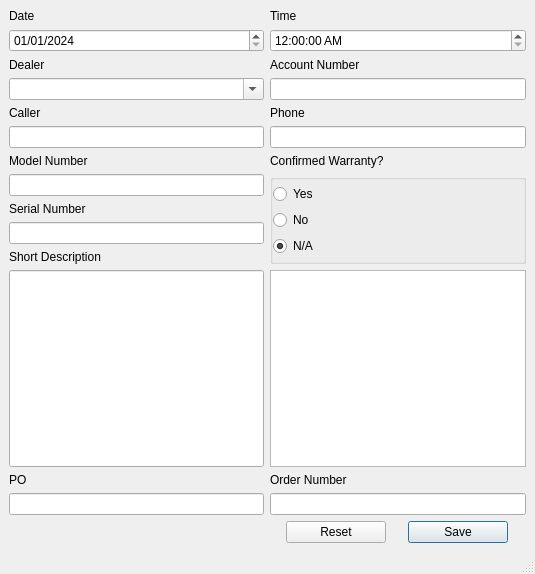
tsilenzio/carrierade, file widgets/MainWindow.ui: the form before one commit.
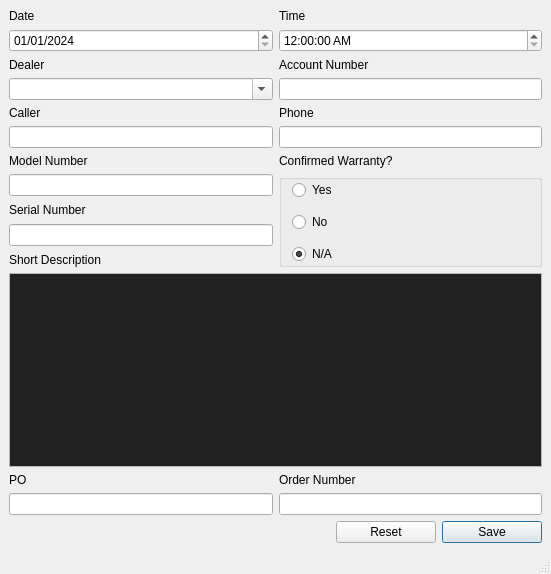
The form after the commit.

Patch:
```diff
--- a/widgets/MainWindow.ui
+++ b/widgets/MainWindow.ui
@@ -6,7 +6,7 @@
    <rect>
     <x>0</x>
     <y>0</y>
-    <width>535</width>
+    <width>551</width>
     <height>574</height>
    </rect>
   </property>
@@ -19,6 +19,12 @@
      <layout class="QGridLayout" name="gridLayout">
       <item row="0" column="0">
        <widget class="QLabel" name="date_label">
+        <property name="minimumSize">
+         <size>
+          <width>250</width>
+          <height>0</height>
+         </size>
+        </property>
         <property name="maximumSize">
          <size>
           <width>16777215</width>
@@ -31,10 +37,23 @@
        </widget>
       </item>
       <item row="7" column="0">
-       <widget class="QLineEdit" name="model_number_textbox"/>
+       <widget class="QLineEdit" name="model_number_textbox">
+        <property name="minimumSize">
+         <size>
+          <width>250</width>
+          <height>0</height>
+         </size>
+        </property>
+       </widget>
       </item>
       <item row="6" column="1">
        <widget class="QLabel" name="warranty_label">
+        <property name="minimumSize">
+         <size>
+          <width>250</width>
+          <height>0</height>
+         </size>
+        </property>
         <property name="maximumSize">
          <size>
           <width>16777215</width>
@@ -54,7 +73,7 @@
            <enum>Qt::Horizontal</enum>
           </property>
           <property name="sizeType">
-           <enum>QSizePolicy::Preferred</enum>
+           <enum>QSizePolicy::MinimumExpanding</enum>
           </property>
           <property name="sizeHint" stdset="0">
            <size>
@@ -66,6 +85,12 @@
         </item>
         <item>
          <widget class="QPushButton" name="reset_button">
+          <property name="minimumSize">
+           <size>
+            <width>100</width>
+            <height>0</height>
+           </size>
+          </property>
           <property name="maximumSize">
            <size>
             <width>100</width>
@@ -79,6 +104,12 @@
         </item>
         <item>
          <widget class="QPushButton" name="save_button">
+          <property name="minimumSize">
+           <size>
+            <width>100</width>
+            <height>0</height>
+           </size>
+          </property>
           <property name="maximumSize">
            <size>
             <width>100</width>
@@ -95,30 +126,14 @@
         </item>
        </layout>
       </item>
-      <item row="11" column="0">
-       <widget class="QLineEdit" name="short_description_edit">
-        <property name="sizePolicy">
-         <sizepolicy hsizetype="Expanding" vsizetype="Minimum">
-          <horstretch>0</horstretch>
-          <verstretch>240</verstretch>
-         </sizepolicy>
-        </property>
-        <property name="minimumSize">
-         <size>
-          <width>0</width>
-          <height>80</height>
-         </size>
-        </property>
-        <property name="inputMethodHints">
-         <set>Qt::ImhMultiLine</set>
-        </property>
-        <property name="frame">
-         <bool>true</bool>
-        </property>
-       </widget>
-      </item>
       <item row="6" column="0">
        <widget class="QLabel" name="model_line_edit">
+        <property name="minimumSize">
+         <size>
+          <width>250</width>
+          <height>0</height>
+         </size>
+        </property>
         <property name="maximumSize">
          <size>
           <width>16777215</width>
@@ -132,6 +147,12 @@
       </item>
       <item row="12" column="1">
        <widget class="QLabel" name="order_number_label">
+        <property name="minimumSize">
+         <size>
+          <width>250</width>
+          <height>0</height>
+         </size>
+        </property>
         <property name="text">
          <string>Order Number</string>
         </property>
@@ -139,6 +160,12 @@
       </item>
       <item row="12" column="0">
        <widget class="QLabel" name="po_label">
+        <property name="minimumSize">
+         <size>
+          <width>250</width>
+          <height>0</height>
+         </size>
+        </property>
         <property name="maximumSize">
          <size>
           <width>16777215</width>
@@ -152,6 +179,12 @@
       </item>
       <item row="2" column="0">
        <widget class="QLabel" name="dealer_label">
+        <property name="minimumSize">
+         <size>
+          <width>250</width>
+          <height>0</height>
+         </size>
+        </property>
         <property name="maximumSize">
          <size>
           <width>16777215</width>
@@ -165,6 +198,12 @@
       </item>
       <item row="2" column="1">
        <widget class="QLabel" name="account_label">
+        <property name="minimumSize">
+         <size>
+          <width>250</width>
+          <height>0</height>
+         </size>
+        </property>
         <property name="maximumSize">
          <size>
           <width>16777215</width>
@@ -178,6 +217,12 @@
       </item>
       <item row="4" column="0">
        <widget class="QLabel" name="caller_label">
+        <property name="minimumSize">
+         <size>
+          <width>250</width>
+          <height>0</height>
+         </size>
+        </property>
         <property name="maximumSize">
          <size>
           <width>16777215</width>
@@ -191,6 +236,12 @@
       </item>
       <item row="10" column="0">
        <widget class="QLabel" name="description_label">
+        <property name="minimumSize">
+         <size>
+          <width>250</width>
+          <height>0</height>
+         </size>
+        </property>
         <property name="maximumSize">
          <size>
           <width>16777215</width>
@@ -204,6 +255,12 @@
       </item>
       <item row="8" column="0">
        <widget class="QLabel" name="serial_number_label">
+        <property name="minimumSize">
+         <size>
+          <width>250</width>
+          <height>0</height>
+         </size>
+        </property>
         <property name="maximumSize">
          <size>
           <width>16777215</width>
@@ -216,16 +273,43 @@
        </widget>
       </item>
       <item row="9" column="0">
-       <widget class="QLineEdit" name="serial_number_textbox"/>
+       <widget class="QLineEdit" name="serial_number_textbox">
+        <property name="minimumSize">
+         <size>
+          <width>250</width>
+          <height>0</height>
+         </size>
+        </property>
+       </widget>
       </item>
       <item row="13" column="0">
-       <widget class="QLineEdit" name="po_textbox"/>
+       <widget class="QLineEdit" name="po_textbox">
+        <property name="minimumSize">
+         <size>
+          <width>250</width>
+          <height>0</height>
+         </size>
+        </property>
+       </widget>
       </item>
       <item row="5" column="1">
-       <widget class="QLineEdit" name="phone_textbox"/>
+       <widget class="QLineEdit" name="phone_textbox">
+        <property name="minimumSize">
+         <size>
+          <width>250</width>
+          <height>0</height>
+         </size>
+        </property>
+       </widget>
       </item>
       <item row="1" column="1">
        <widget class="QTimeEdit" name="time_edit">
+        <property name="minimumSize">
+         <size>
+          <width>250</width>
+          <height>0</height>
+         </size>
+        </property>
         <property name="displayFormat">
          <string>hh:mm:ss AP</string>
         </property>
@@ -233,6 +317,12 @@
       </item>
       <item row="0" column="1">
        <widget class="QLabel" name="time_label">
+        <property name="minimumSize">
+         <size>
+          <width>250</width>
+          <height>0</height>
+         </size>
+        </property>
         <property name="maximumSize">
          <size>
           <width>16777215</width>
@@ -246,6 +336,12 @@
       </item>
       <item row="1" column="0">
        <widget class="QDateEdit" name="date_edit">
+        <property name="minimumSize">
+         <size>
+          <width>250</width>
+          <height>0</height>
+         </size>
+        </property>
         <property name="dateTime">
          <datetime>
           <hour>17</hour>
@@ -262,10 +358,26 @@
        </widget>
       </item>
       <item row="3" column="1">
-       <widget class="QLineEdit" name="account_number_textbox"/>
+       <widget class="QLineEdit" name="account_number_textbox">
+        <property name="minimumSize">
+         <size>
+          <width>250</width>
+          <height>0</height>
+         </size>
+        </property>
+       </widget>
       </item>
       <item row="7" column="1" rowspan="4">
        <widget class="QGroupBox" name="groupBox">
+        <property name="minimumSize">
+         <size>
+          <width>250</width>
+          <height>0</height>
+         </size>
+        </property>
+        <property name="focusPolicy">
+         <enum>Qt::StrongFocus</enum>
+        </property>
         <property name="title">
          <string/>
         </property>
@@ -284,8 +396,29 @@
          </property>
          <item>
           <layout class="QVBoxLayout" name="verticalLayout">
+           <property name="spacing">
+            <number>12</number>
+           </property>
+           <property name="leftMargin">
+            <number>10</number>
+           </property>
            <item>
             <widget class="QRadioButton" name="radioButton">
+             <property name="sizePolicy">
+              <sizepolicy hsizetype="MinimumExpanding" vsizetype="MinimumExpanding">
+               <horstretch>0</horstretch>
+               <verstretch>0</verstretch>
+              </sizepolicy>
+             </property>
+             <property name="minimumSize">
+              <size>
+               <width>240</width>
+               <height>0</height>
+              </size>
+             </property>
+             <property name="focusPolicy">
+              <enum>Qt::StrongFocus</enum>
+             </property>
              <property name="text">
               <string>Yes</string>
              </property>
@@ -293,6 +426,21 @@
            </item>
            <item>
             <widget class="QRadioButton" name="radioButton_2">
+             <property name="sizePolicy">
+              <sizepolicy hsizetype="MinimumExpanding" vsizetype="MinimumExpanding">
+               <horstretch>0</horstretch>
+               <verstretch>0</verstretch>
+              </sizepolicy>
+             </property>
+             <property name="minimumSize">
+              <size>
+               <width>240</width>
+               <height>0</height>
+              </size>
+             </property>
+             <property name="focusPolicy">
+              <enum>Qt::StrongFocus</enum>
+             </property>
              <property name="text">
               <string>No</string>
              </property>
@@ -300,6 +448,21 @@
            </item>
            <item>
             <widget class="QRadioButton" name="radioButton_3">
+             <property name="sizePolicy">
+              <sizepolicy hsizetype="MinimumExpanding" vsizetype="MinimumExpanding">
+               <horstretch>0</horstretch>
+               <verstretch>0</verstretch>
+              </sizepolicy>
+             </property>
+             <property name="minimumSize">
+              <size>
+               <width>240</width>
+               <height>0</height>
+              </size>
+             </property>
+             <property name="focusPolicy">
+              <enum>Qt::StrongFocus</enum>
+             </property>
              <property name="text">
               <string>N/A</string>
              </property>
@@ -315,6 +478,12 @@
       </item>
       <item row="3" column="0">
        <widget class="QComboBox" name="dealer_combobox">
+        <property name="minimumSize">
+         <size>
+          <width>250</width>
+          <height>0</height>
+         </size>
+        </property>
         <property name="editable">
          <bool>true</bool>
         </property>
@@ -327,13 +496,33 @@
        </widget>
       </item>
       <item row="13" column="1">
-       <widget class="QLineEdit" name="order_number_textbox"/>
+       <widget class="QLineEdit" name="order_number_textbox">
+        <property name="minimumSize">
+         <size>
+          <width>250</width>
+          <height>0</height>
+         </size>
+        </property>
+       </widget>
       </item>
       <item row="5" column="0">
-       <widget class="QLineEdit" name="caller_textbox"/>
+       <widget class="QLineEdit" name="caller_textbox">
+        <property name="minimumSize">
+         <size>
+          <width>250</width>
+          <height>0</height>
+         </size>
+        </property>
+       </widget>
       </item>
       <item row="4" column="1">
        <widget class="QLabel" name="phone_label">
+        <property name="minimumSize">
+         <size>
+          <width>250</width>
+          <height>0</height>
+         </size>
+        </property>
         <property name="maximumSize">
          <size>
           <width>16777215</width>
@@ -345,8 +534,41 @@
         </property>
        </widget>
       </item>
-      <item row="11" column="1">
-       <widget class="QPlainTextEdit" name="plainTextEdit">
+      <item row="11" column="0" colspan="2">
+       <widget class="QPlainTextEdit" name="short_description_textbox">
+        <property name="minimumSize">
+         <size>
+          <width>250</width>
+          <height>0</height>
+         </size>
+        </property>
+        <property name="palette">
+         <palette>
+          <active>
+           <colorrole role="Base">
+            <brush brushstyle="SolidPattern">
+             <color alpha="255">
+              <red>33</red>
+              <green>33</green>
+              <blue>33</blue>
+             </color>
+            </brush>
+           </colorrole>
+          </active>
+          <inactive>
+           <colorrole role="Base">
+            <brush brushstyle="SolidPattern">
+             <color alpha="255">
+              <red>33</red>
+              <green>33</green>
+              <blue>33</blue>
+             </color>
+            </brush>
+           </colorrole>
+          </inactive>
+          <disabled/>
+         </palette>
+        </property>
         <property name="tabChangesFocus">
          <bool>true</bool>
         </property>
```
Left out of the diff: 7 changed lines with no effect on the pictures.
